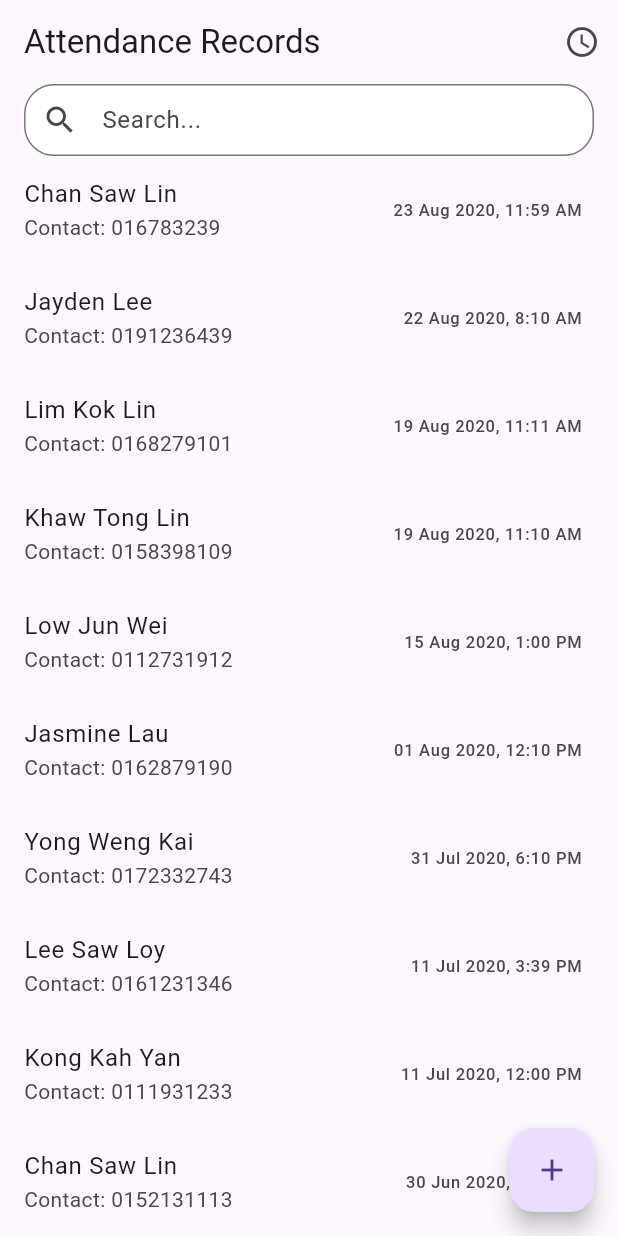
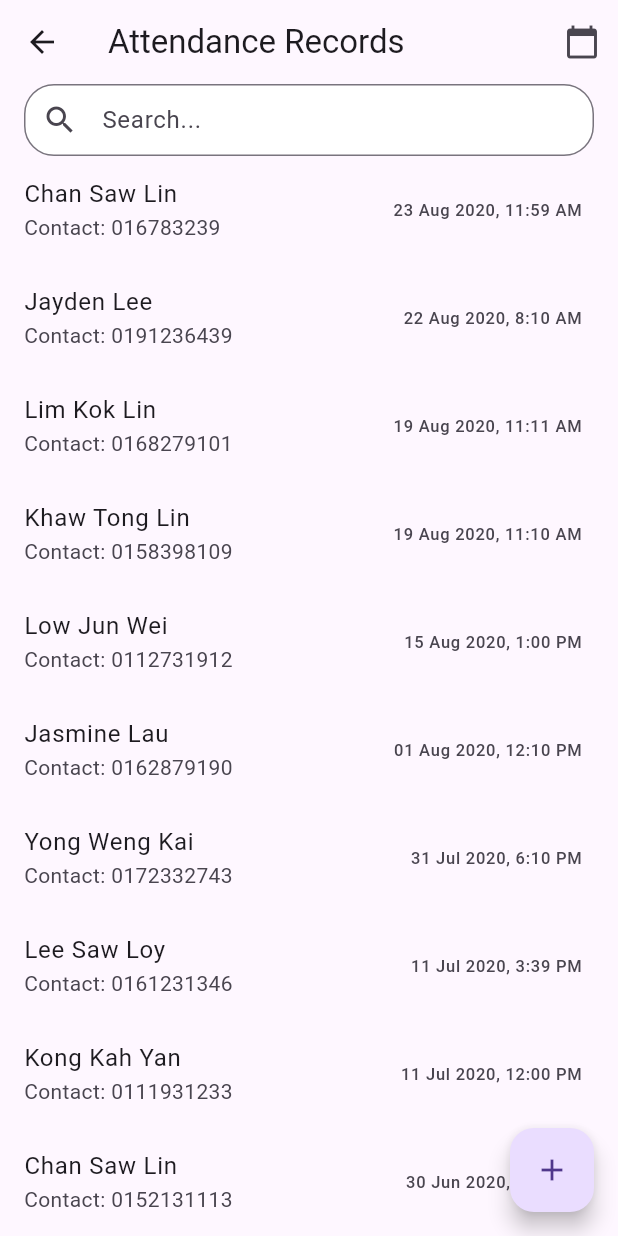
Before and after one commit to barapap/vimigo_test, a Flutter app: the AttendanceRecordList screen opened directly with empty values, after a tap on the "access time" icon, on a phone screen of 412 x 824 dp. Run offline on Flutter 3.47's test engine with Material 3 defaults, Android fonts, the phone set to English and light mode, and no system bars; our stand-ins replace share.

Commit message:
Fixed notify end of list and success add entry,
Unfixed: education text on start screen, toggle

```diff
--- a/lib/models/attendance_record.dart
+++ b/lib/models/attendance_record.dart
@@ -3,5 +3,9 @@ class AttendanceRecord {
   final String contact; // added contact info
   final DateTime time;
 
-  AttendanceRecord({required this.name, required this.contact, required this.time});
+  AttendanceRecord({
+    required this.name,
+    required this.contact,
+    required this.time
+  });
 }
--- a/lib/providers/attendance_provider.dart
+++ b/lib/providers/attendance_provider.dart
@@ -37,13 +37,16 @@ class AttendanceProvider with ChangeNotifier {
     notifyListeners();
   }
 
-  void toggleTimeFormat(bool value) {
-    _useTimeAgoFormat = value;
+  void toggleTimeFormat(bool shouldFetchRecords) {
+    _useTimeAgoFormat = !useTimeAgoFormat;
+    if (shouldFetchRecords) {
+      fetchAttendanceRecords();
+    }
     notifyListeners();
   }
 
   String formatTime(DateTime time) {
-    if (_useTimeAgoFormat) {
+    if (_useTimeAgoFormat == true) {
       return timeAgo(time);
     } else {
       final truncatedTime = time.subtract(Duration(milliseconds: time.millisecond));
@@ -53,8 +56,12 @@ class AttendanceProvider with ChangeNotifier {
 
   void addAttendanceRecord(String name, String contact) {
     final newRecord = AttendanceRecord(
-        name: name, contact: contact, time: DateTime.now());
-    _attendanceRecords.add(newRecord);
+      name: name,
+      contact: contact,
+      time: useTimeAgoFormat ? DateTime.now() : DateTime.now().toUtc(),
+    );
+
+    _attendanceRecords.insert(0, newRecord);
     _attendanceRecords.sort((a, b) => b.time.compareTo(a.time));
     notifyListeners();
   }
@@ -128,7 +135,10 @@ class AttendanceProvider with ChangeNotifier {
         final checkIn = DateTime.parse(checkInString);
 
         final newRecord = AttendanceRecord(
-            name: name, contact: phone, time: checkIn);
+          name: name,
+          contact: phone,
+          time: useTimeAgoFormat ? DateTime.now().subtract(checkIn.difference(DateTime.now()).abs()) : checkIn.toUtc(),
+        );
         _attendanceRecords.add(newRecord);
       }
 
--- a/lib/widgets/add_attendance_record_dialog.dart
+++ b/lib/widgets/add_attendance_record_dialog.dart
@@ -1,5 +1,4 @@
 import 'package:flutter/material.dart';
-import 'package:flutter/services.dart';
 
 import '../providers/attendance_provider.dart';
 
@@ -69,6 +68,9 @@ class AddAttendanceRecordDialogState extends State<AddAttendanceRecordDialog> {
               widget.provider.addAttendanceRecord(_name, _contact);
               widget.onRecordAdded();
               Navigator.pop(context);
+              ScaffoldMessenger.of(context).showSnackBar(
+                const SnackBar(content: Text('Record added successfully')),
+              );
             }
           },
           child: const Text('Add'),
--- a/lib/widgets/attendance_record_list.dart
+++ b/lib/widgets/attendance_record_list.dart
@@ -1,4 +1,6 @@
 import 'package:flutter/material.dart';
+import 'package:flutter/rendering.dart';
+import 'package:provider/provider.dart';
 import 'package:vimigo_test/widgets/searching_bar.dart';
 import '../providers/attendance_provider.dart';
 import 'add_attendance_record_dialog.dart';
@@ -16,18 +18,36 @@ class AttendanceRecordList extends StatefulWidget {
 
 class AttendanceRecordListState extends State<AttendanceRecordList> {
   String _searchQuery = '';
-  bool _isLoading = true; // Add isLoading state variable
+  bool _isLoading = true;
+  final ScrollController _scrollController = ScrollController();
 
   @override
   void initState() {
     super.initState();
-    WidgetsBinding.instance.addPostFrameCallback((_) {
-      widget.provider.fetchAttendanceRecords().then((_) {
+    _init();
+    _scrollController.addListener(_onScroll);
+  }
+
+  @override
+  void dispose() {
+    _scrollController.dispose();
+    super.dispose();
+  }
+
+  Future<void> _init() async {
+    await widget.provider.fetchAttendanceRecords();
     setState(() {
       _isLoading = false;
     });
-      });
-    });
+  }
+
+  void _onScroll() {
+    if (_scrollController.offset >= _scrollController.position.maxScrollExtent &&
+        !_scrollController.position.outOfRange) {
+      ScaffoldMessenger.of(context).showSnackBar(
+        const SnackBar(content: Text('You have reached the end of the list')),
+      );
+    }
   }
 
   @override
@@ -36,9 +56,13 @@ class AttendanceRecordListState extends State<AttendanceRecordList> {
       appBar: AppBar(
         title: const Text('Attendance Records'),
         actions: [
-          TimeFormatToggle(
-            useTimeAgoFormat: widget.provider.useTimeAgoFormat,
-            aprovider: widget.provider,
+          Consumer<AttendanceProvider>(
+            builder: (context, provider, child) {
+              return TimeFormatToggle(
+                useTimeAgoFormat: provider.useTimeAgoFormat,
+                aprovider: provider,
+              );
+            },
           ),
         ],
       ),
@@ -59,10 +83,18 @@ class AttendanceRecordListState extends State<AttendanceRecordList> {
               },
               child: Column(
                 children: [
-                  if (_isLoading) // Display CircularProgressIndicator if isLoading is true
-                    const CircularProgressIndicator(),
-                  Expanded(
+                  _isLoading
+                      ? const CircularProgressIndicator()
+                      : Expanded(
+                    child: NotificationListener<UserScrollNotification>(
+                      onNotification: (notification) {
+                        if (notification.direction == ScrollDirection.forward) {
+                          _onScroll();
+                        }
+                        return true;
+                      },
                       child: ListView.builder(
+                        controller: _scrollController,
                         itemCount: widget.provider.filteredAttendanceRecords.length,
                         itemBuilder: (context, index) {
                           final record = widget.provider.filteredAttendanceRecords[index];
@@ -83,6 +115,7 @@ class AttendanceRecordListState extends State<AttendanceRecordList> {
                             },
                           );
                         },
+                      ),
                     ),
                   ),
                 ],
--- a/lib/widgets/time_format_toggle.dart
+++ b/lib/widgets/time_format_toggle.dart
@@ -1,6 +1,7 @@
 import 'package:flutter/material.dart';
 
 import '../providers/attendance_provider.dart';
+import 'attendance_record_list.dart';
 
 class TimeFormatToggle extends StatelessWidget {
   final AttendanceProvider aprovider;
@@ -11,9 +12,14 @@ class TimeFormatToggle extends StatelessWidget {
   @override
   Widget build(BuildContext context) {
     return IconButton(
-      icon: Icon(useTimeAgoFormat? Icons.access_time : Icons.calendar_today),
+      icon: Icon(useTimeAgoFormat ? Icons.access_time : Icons.calendar_today),
       onPressed: () {
-        aprovider.toggleTimeFormat(!useTimeAgoFormat);
+        aprovider.toggleTimeFormat(true);
+        Navigator.of(context).push(
+          MaterialPageRoute(
+            builder: (_) => AttendanceRecordList(provider: aprovider),
+          ),
+        );
       },
     );
   }
```
Lines whose indentation alone changed are shown as unchanged.
